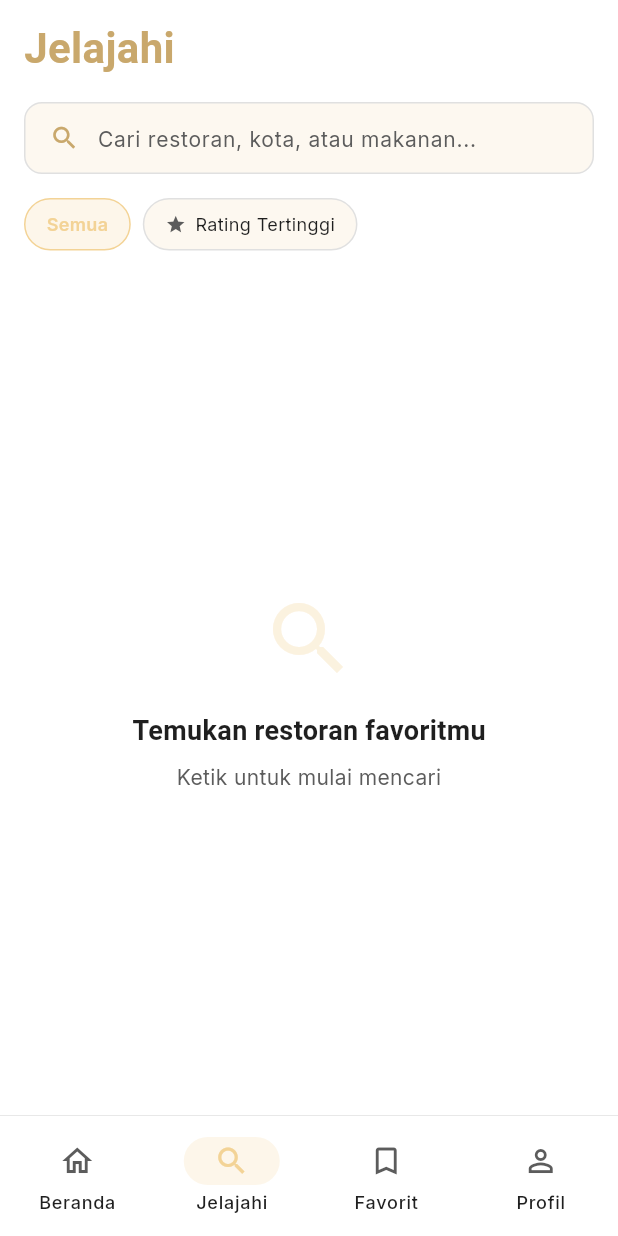
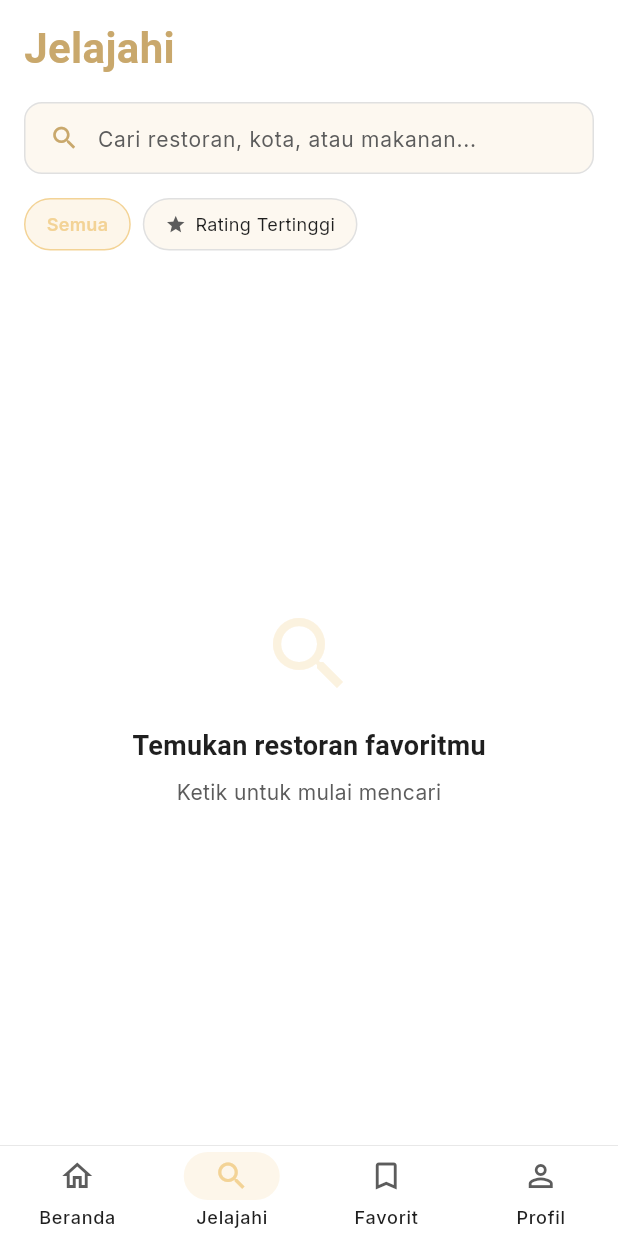
Before and after one commit to barenbaruna/Kulinere-App, a Flutter app: the screen it shows after launch, item 2 of the bottom bar chosen, on a phone screen of 412 x 824 dp. Run offline on Flutter 3.47's test engine with Material 3 defaults, Android fonts, the phone set to English and light mode, and no system bars; our stand-ins replace cached_network_image, google_fonts; network calls fail.

Commit message:
Fix overflow

```diff
--- a/lib/providers/restaurant_search_provider.dart
+++ b/lib/providers/restaurant_search_provider.dart
@@ -30,7 +30,10 @@ class RestaurantSearchProvider extends ChangeNotifier {
 
     try {
       final response = await _apiService.searchRestaurants(query);
-      _state = RestaurantSearchLoadedState(response.restaurants);
+      _state = RestaurantSearchLoadedState(
+        response.restaurants,
+        founded: response.founded,
+      );
     } catch (e) {
       _state = RestaurantSearchErrorState(
         e.toString().replaceFirst('Exception: ', ''),
--- a/lib/screens/main/main_screen.dart
+++ b/lib/screens/main/main_screen.dart
@@ -63,6 +63,7 @@ class MainScreen extends StatelessWidget {
         ),
       ),
       child: NavigationBar(
+        height: 60,
         selectedIndex: navProvider.currentIndex,
         onDestinationSelected: (index) => navProvider.setIndex(index),
         indicatorColor: AppColors.gold.withOpacity(0.2),
--- a/lib/screens/search/search_screen.dart
+++ b/lib/screens/search/search_screen.dart
@@ -16,6 +16,7 @@ import 'package:kulinere/widgets/error_widget.dart';
 /// - Real-time search with 300ms debounce
 /// - Sort by default or rating
 /// - Auto-focus when navigating from home search bar
+/// - CustomScrollView + Slivers for overflow prevention
 class SearchScreen extends StatefulWidget {
   const SearchScreen({super.key});
 
@@ -94,16 +95,20 @@ class _SearchScreenState extends State<SearchScreen> {
         }
 
         return Scaffold(
+          resizeToAvoidBottomInset: true,
           body: SafeArea(
-            child: Column(
-              crossAxisAlignment: CrossAxisAlignment.start,
-              children: [
-                _buildHeader(isDark),
-                _buildSearchBar(isDark),
-                _buildFilterChips(isDark),
-                const SizedBox(height: 12),
-                Expanded(child: _buildResults(isDark)),
+            child: Consumer<RestaurantSearchProvider>(
+              builder: (context, provider, child) {
+                return CustomScrollView(
+                  slivers: [
+                    SliverToBoxAdapter(child: _buildHeader(isDark)),
+                    SliverToBoxAdapter(child: _buildSearchBar(isDark)),
+                    SliverToBoxAdapter(child: _buildFilterChips(isDark)),
+                    _buildResultCountSliver(provider.state, isDark),
+                    _buildResultsSliver(provider, isDark),
                   ],
+                );
+              },
             ),
           ),
         );
@@ -202,34 +207,71 @@ class _SearchScreenState extends State<SearchScreen> {
     );
   }
 
-  Widget _buildResults(bool isDark) {
-    return Consumer<RestaurantSearchProvider>(
-      builder: (context, provider, child) {
+  Widget _buildResultCountSliver(RestaurantSearchState state, bool isDark) {
+    if (state is RestaurantSearchLoadedState && state.data.isNotEmpty) {
+      return SliverToBoxAdapter(
+        child: Padding(
+          padding: const EdgeInsets.fromLTRB(16, 16, 16, 8),
+          child: Text(
+            '${state.founded} restoran ditemukan',
+            style: TextStyle(
+              fontSize: 13,
+              color: isDark
+                  ? AppColors.darkTextSecondary
+                  : AppColors.lightTextSecondary,
+            ),
+          ),
+        ),
+      );
+    }
+    return const SliverToBoxAdapter(child: SizedBox(height: 12));
+  }
+
+  Widget _buildResultsSliver(RestaurantSearchProvider provider, bool isDark) {
     final state = provider.state;
 
     if (state is RestaurantSearchNoneState) {
-          return _buildEmptyHint(isDark);
+      return SliverFillRemaining(
+        hasScrollBody: false,
+        child: _buildEmptyHint(isDark),
+      );
     }
+
     if (state is RestaurantSearchLoadingState) {
-          return _buildLoadingState(isDark);
+      return SliverFillRemaining(
+        hasScrollBody: false,
+        child: _buildLoadingState(isDark),
+      );
     }
+
     if (state is RestaurantSearchErrorState) {
-          return AppErrorWidget(
+      return SliverFillRemaining(
+        hasScrollBody: false,
+        child: AppErrorWidget(
           message: state.error,
           onRetry: () => provider.searchRestaurants(provider.lastQuery),
+        ),
       );
     }
+
     if (state is RestaurantSearchLoadedState) {
       if (state.data.isEmpty) {
-            return _buildNoResults(provider.lastQuery, isDark);
+        return SliverFillRemaining(
+          hasScrollBody: false,
+          child: _buildNoResults(provider.lastQuery, isDark),
+        );
       }
+
       final sortedResults = _sortResults(state.data);
-          return ListView.builder(
-            padding: const EdgeInsets.only(top: 8, bottom: 100),
+      return SliverList.builder(
         itemCount: sortedResults.length,
         itemBuilder: (context, index) {
           final restaurant = sortedResults[index];
-              return RestaurantCard(
+          return Padding(
+            padding: EdgeInsets.only(
+              bottom: index == sortedResults.length - 1 ? 100 : 0,
+            ),
+            child: RestaurantCard(
               restaurant: restaurant,
               heroTagPrefix: 'search',
               onTap: () => Navigator.push(
@@ -241,33 +283,22 @@ class _SearchScreenState extends State<SearchScreen> {
                   ),
                 ),
               ),
+            ),
           );
         },
       );
     }
-        return const SizedBox();
-      },
-    );
+
+    return const SliverToBoxAdapter(child: SizedBox());
   }
 
   Widget _buildLoadingState(bool isDark) {
-    return Column(
-      children: [
-        LinearProgressIndicator(
-          backgroundColor: isDark
-              ? AppColors.darkDivider
-              : AppColors.lightDivider,
-          color: AppColors.gold,
-        ),
-        Expanded(
-          child: Center(
+    return Center(
       child: Column(
         mainAxisAlignment: MainAxisAlignment.center,
         children: [
-                Icon(
-                  Icons.search,
-                  size: 48,
-                  color: AppColors.gold.withOpacity(0.5),
+          CircularProgressIndicator(
+            valueColor: AlwaysStoppedAnimation(AppColors.goldVisible(isDark)),
           ),
           const SizedBox(height: 16),
           Text(
@@ -280,9 +311,6 @@ class _SearchScreenState extends State<SearchScreen> {
           ),
         ],
       ),
-          ),
-        ),
-      ],
     );
   }
 
--- a/lib/states/restaurant_search_state.dart
+++ b/lib/states/restaurant_search_state.dart
@@ -14,7 +14,8 @@ class RestaurantSearchLoadingState extends RestaurantSearchState {}
 /// Success state with search results.
 class RestaurantSearchLoadedState extends RestaurantSearchState {
   final List<Restaurant> data;
-  RestaurantSearchLoadedState(this.data);
+  final int founded;
+  RestaurantSearchLoadedState(this.data, {required this.founded});
 }
 
 /// Error state with error message.
```
Also changed, not shown: lib/screens/bookmark/bookmark_screen.dart (+60 -45 lines), lib/screens/splash/splash_screen.dart (+15 -2 lines). Lines whose indentation alone changed are shown as unchanged.
